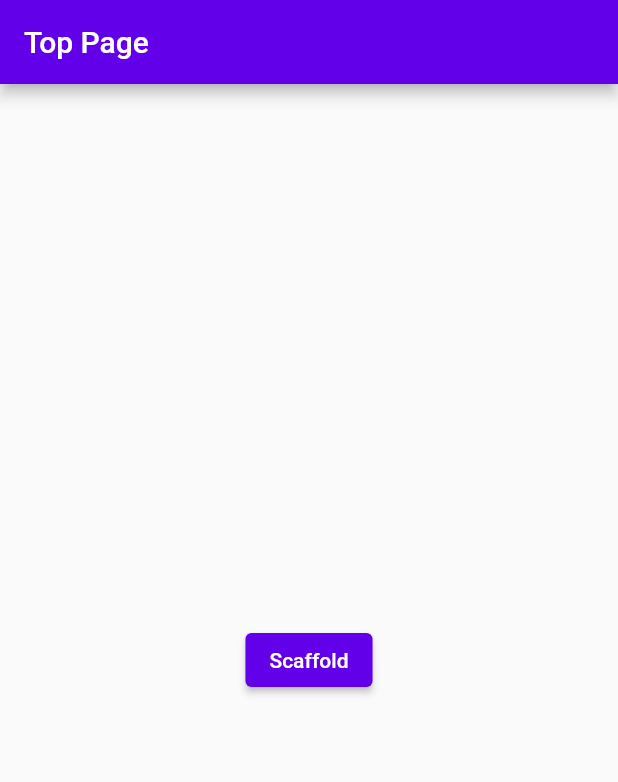
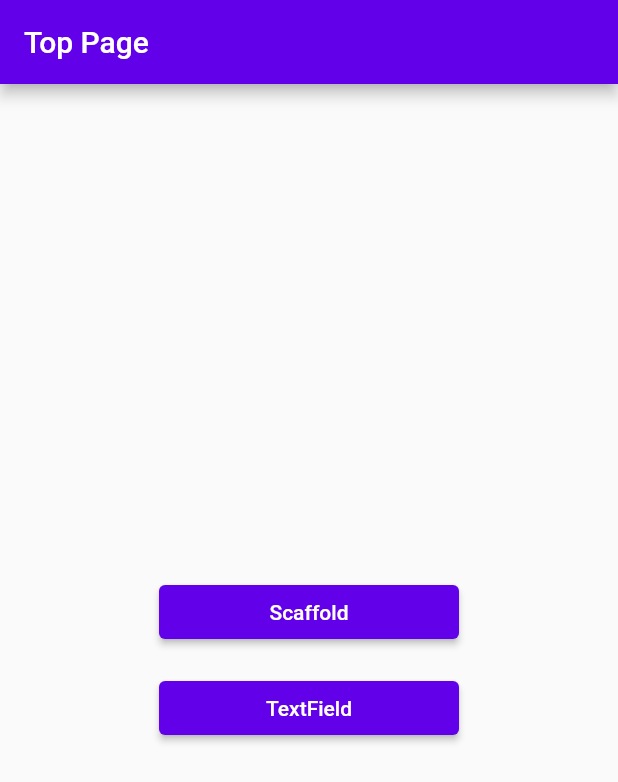
Before and after one commit to mafreud/flutter_dictionary, a Flutter app: the screen it shows after launch, on a phone screen of 412 x 824 dp. Shown: the top 782 px of the screen. Run offline on Flutter 3.47's test engine with Material 2 defaults, Android fonts, the phone set to English and light mode, and no system bars; our stand-ins replace firebase_core, go_router; accounts and stored records are empty.

Commit message:
add textfield with autofocus

```diff
--- a/lib/go_router/routing.dart
+++ b/lib/go_router/routing.dart
@@ -2,12 +2,15 @@ import 'package:flutter_dictionary/widgets/scaffold/scaffold_background_color.da
 import 'package:flutter_dictionary/widgets/scaffold/scaffold_body.dart';
 import 'package:flutter_dictionary/widgets/scaffold/scaffold_bottom_navigation_bar.dart';
 import 'package:flutter_dictionary/widgets/scaffold/scaffold_drawer.dart';
+import 'package:flutter_dictionary/widgets/text_field/text_field.dart';
+import 'package:flutter_dictionary/widgets/text_field/text_field_autofocus.dart';
 import 'package:go_router/go_router.dart';
 
 import '../top_page.dart';
 import '../widgets/scaffold/scaffold_bottom_sheet.dart';
 import '../widgets/scaffold/scaffold_top_page.dart';
 import '../widgets/scaffold/scaffold_with_app_bar_page.dart';
+import '../widgets/text_field/text_field_top.dart';
 
 enum AppRouter {
   root,
@@ -22,6 +25,12 @@ enum ScaffoldRouter {
   bottomSheet,
   drawer,
   drawerDragStartBehavior,
+}
+
+enum TextFieldRouter {
+  textFieldTop,
+  textField,
+  autofocus,
 }
 
 final router = GoRouter(
@@ -73,5 +82,22 @@ final router = GoRouter(
         ),
       ],
     ),
+    GoRoute(
+      path: '/textFieldTop',
+      name: TextFieldRouter.textFieldTop.name,
+      builder: (context, state) => const TextFieldTopPage(),
+      routes: [
+        GoRoute(
+          path: 'textField',
+          name: TextFieldRouter.textField.name,
+          builder: (context, state) => const TextFieldPage(),
+        ),
+        GoRoute(
+          path: 'autofocus',
+          name: TextFieldRouter.autofocus.name,
+          builder: (context, state) => const TextFieldWithAutofocusPage(),
+        ),
+      ],
+    ),
   ],
 );
--- a/lib/top_page.dart
+++ b/lib/top_page.dart
@@ -14,12 +14,27 @@ class TopPage extends StatelessWidget {
       ),
       body: Center(
         child: Column(mainAxisAlignment: MainAxisAlignment.center, children: [
-          ElevatedButton(
-            style:
-                ElevatedButton.styleFrom(primary: Colors.deepPurpleAccent[700]),
-            onPressed: () => context.pushNamed(ScaffoldRouter.top.name),
-            child: const Text('Scaffold'),
-          )
+          Padding(
+            padding: const EdgeInsets.all(8.0),
+            child: ElevatedButton(
+              style: ElevatedButton.styleFrom(
+                  fixedSize: const Size(200, 25),
+                  primary: Colors.deepPurpleAccent[700]),
+              onPressed: () => context.pushNamed(ScaffoldRouter.top.name),
+              child: const Text('Scaffold'),
+            ),
+          ),
+          Padding(
+            padding: const EdgeInsets.all(8.0),
+            child: ElevatedButton(
+              style: ElevatedButton.styleFrom(
+                  fixedSize: const Size(200, 25),
+                  primary: Colors.deepPurpleAccent[700]),
+              onPressed: () =>
+                  context.pushNamed(TextFieldRouter.textFieldTop.name),
+              child: const Text('TextField'),
+            ),
+          ),
         ]),
       ),
     );
```
Also changed, not shown: lib/widgets/text_field/text_field.dart (added, +16 -0 lines), lib/widgets/text_field/text_field_autofocus.dart (added, +18 -0 lines), lib/widgets/text_field/text_field_top.dart (added, +46 -0 lines), lib/firebase_options.dart, 4 other files.
